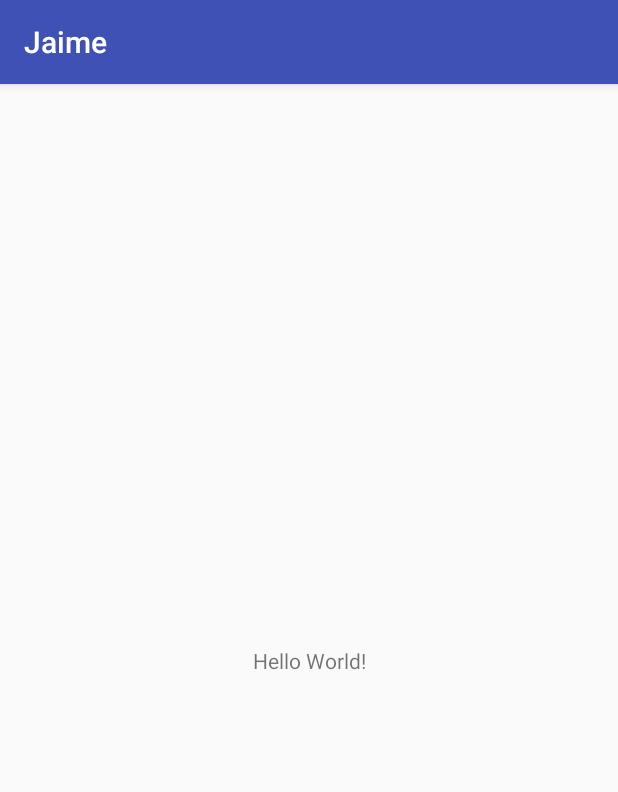
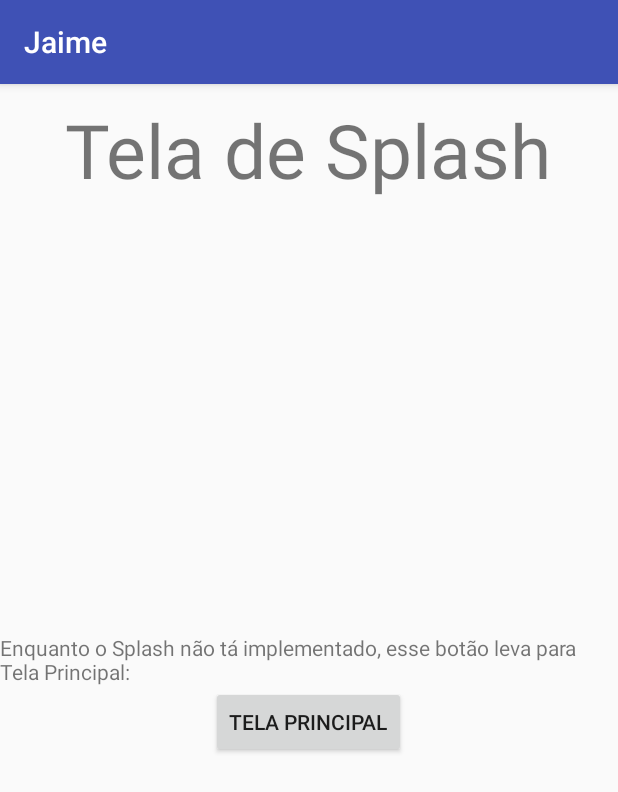
Before and after one commit to joaopaulojpos/Jaime, an Android app: the screen it shows after launch (MainActivity), on a phone screen of 412 x 824 dp. Shown: the top 792 px of the screen. Run offline under Robolectric (Android 15) with nearby library versions, the phone set to English and light mode, and no system bars.

Commit message:
tela de Splash e tela principal INCOMPLETO

```diff
--- a/app/src/main/AndroidManifest.xml
+++ b/app/src/main/AndroidManifest.xml
@@ -16,6 +16,7 @@
                 <category android:name="android.intent.category.LAUNCHER" />
             </intent-filter>
         </activity>
+        <activity android:name=".CategoriaEstabelecimentosActivity"></activity>
     </application>
 
 </manifest>
--- a/app/src/main/java/com/jaime/jaime/MainActivity.java
+++ b/app/src/main/java/com/jaime/jaime/MainActivity.java
@@ -1,14 +1,47 @@
 package com.jaime.jaime;
 
+import android.content.Intent;
 import android.support.v7.app.AppCompatActivity;
 import android.os.Bundle;
+import android.view.View;
+import android.widget.Button;
+import android.widget.Toast;
 
-public class MainActivity extends AppCompatActivity {
+public class MainActivity extends AppCompatActivity implements View.OnClickListener {
+    private Button btnProximaPagina;
+    private Intent intent;
+
+    //ATRIBUTOS
+
+
+
+    //METODOS
 
     @Override
     protected void onCreate(Bundle savedInstanceState) {
         super.onCreate(savedInstanceState);
         setContentView(R.layout.activity_main);
+
+        pegarReferencias();
+        listenar();
+    }
+
+    private void listenar() {
+        btnProximaPagina.setOnClickListener(this);
+    }
+
+    private void pegarReferencias() {
+        btnProximaPagina = (Button) findViewById(R.id.btn1);
+    }
+
+    @Override
+    public void onClick(View v) {
+        switch (v.getId()){
+            case R.id.btn1:
+                intent = new Intent(MainActivity.this, CategoriaEstabelecimentosActivity.class);
+                startActivity(intent);
+                break;
+        }
     }
 
     //Teste Commit Leandro
--- a/app/src/main/res/layout/activity_main.xml
+++ b/app/src/main/res/layout/activity_main.xml
@@ -1,5 +1,5 @@
 <?xml version="1.0" encoding="utf-8"?>
-<android.support.constraint.ConstraintLayout xmlns:android="http://schemas.android.com/apk/res/android"
+<RelativeLayout xmlns:android="http://schemas.android.com/apk/res/android"
     xmlns:app="http://schemas.android.com/apk/res-auto"
     xmlns:tools="http://schemas.android.com/tools"
     android:layout_width="match_parent"
@@ -9,10 +9,24 @@
     <TextView
         android:layout_width="wrap_content"
         android:layout_height="wrap_content"
-        android:text="Hello World!"
-        app:layout_constraintBottom_toBottomOf="parent"
-        app:layout_constraintLeft_toLeftOf="parent"
-        app:layout_constraintRight_toRightOf="parent"
-        app:layout_constraintTop_toTopOf="parent" />
+        android:text="Tela de Splash"
+        android:textSize="50dp"
+        android:layout_centerHorizontal="true"
+        android:padding="10dp"/>
 
-</android.support.constraint.ConstraintLayout>
+    <TextView
+        android:id="@+id/tv1"
+        android:layout_width="wrap_content"
+        android:layout_height="wrap_content"
+        android:layout_centerInParent="true"
+        android:text="Enquanto o Splash não tá implementado, esse botão leva para Tela Principal:" />
+
+    <Button
+        android:layout_width="wrap_content"
+        android:layout_height="wrap_content"
+        android:layout_below="@+id/tv1"
+        android:layout_centerInParent="true"
+        android:text="Tela Principal"
+        android:id="@+id/btn1"/>
+
+</RelativeLayout>
```
Also changed, not shown: app/src/main/java/com/jaime/jaime/CategoriaEstabelecimentosActivity.java (added, +56 -0 lines), app/src/main/res/layout/activity_categoria_estabelecimentos.xml (added, +49 -0 lines).
